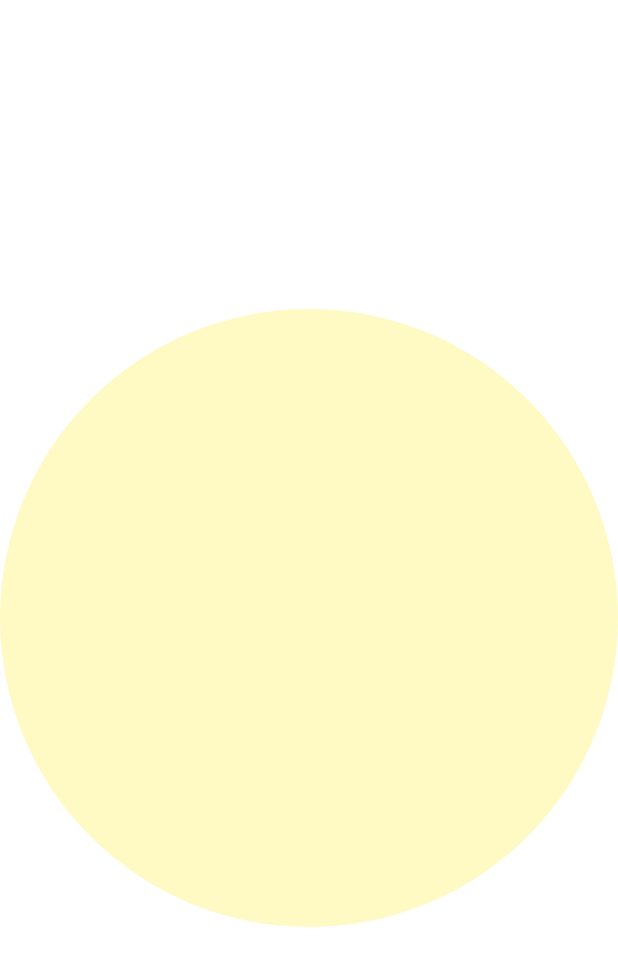
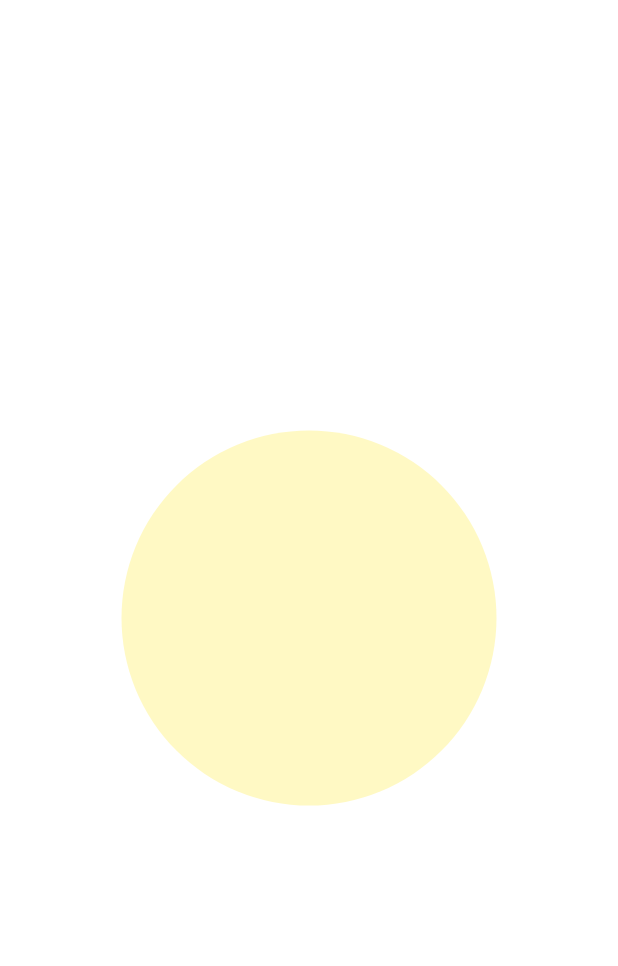
Before and after one commit to Ayu5h5hakya/Solarium, a Flutter app: the screen it shows after launch, on a phone screen of 412 x 824 dp. Shown: the top 966 px of the screen. Run offline on Flutter 3.47's test engine with Material 2 defaults, Android fonts, the phone set to English and light mode, and no system bars.

Commit message:
add proportional body widget in solarsystem page

```diff
--- a/final/solarium/lib/solar_system.dart
+++ b/final/solarium/lib/solar_system.dart
@@ -1,5 +1,16 @@
 import 'package:flutter/widgets.dart';
+import 'package:solarium/constants.dart';
+import 'package:solarium/planets/earth.dart';
+import 'package:solarium/planets/jupiter.dart';
+import 'package:solarium/planets/mars.dart';
+import 'package:solarium/planets/mercury.dart';
+import 'package:solarium/planets/neptune.dart';
+import 'package:solarium/planets/pluto.dart';
+import 'package:solarium/planets/saturn.dart';
+import 'package:solarium/planets/uranus.dart';
+import 'package:solarium/planets/venus.dart';
 import 'package:solarium/sun.dart';
+import 'package:solarium/utils.dart';
 
 class SolarSystem extends StatefulWidget {
   const SolarSystem({Key? key}) : super(key: key);
@@ -12,9 +23,79 @@ class _SolarSystemState extends State<SolarSystem> {
   @override
   Widget build(BuildContext context) {
     return PageView(
+      scrollDirection: Axis.vertical,
       children: [
-        Sun(),
+        _ProportionedBody(
+          path: sun_details,
+          body: Sun(
+            size: 250,
+          ),
+        ),
+        _ProportionedBody(
+            body: Mercury(
+              size: 100,
+            ),
+            path: mercury_details),
+        _ProportionedBody(
+            body: Venus(
+              size: 100,
+            ),
+            path: venus_details),
+        _ProportionedBody(
+            body: Earth(
+              size: 120,
+            ),
+            path: earth_details),
+        _ProportionedBody(
+            body: Mars(
+              size: 110,
+            ),
+            path: mars_details),
+        _ProportionedBody(
+            body: Jupiter(
+              size: 180,
+            ),
+            path: jupiter_details),
+        _ProportionedBody(
+            body: Saturn(
+              size: 170,
+            ),
+            path: saturn_details),
+        _ProportionedBody(
+            body: Neptune(
+              size: 150,
+            ),
+            path: neptune_details),
+        _ProportionedBody(
+            body: Uranus(
+              size: 150,
+            ),
+            path: uranus_details),
+        _ProportionedBody(
+            body: Pluto(
+              size: 90,
+            ),
+            path: pluto_details),
       ],
     );
   }
 }
+
+class _ProportionedBody extends StatelessWidget {
+  final Widget body;
+  final String path;
+  const _ProportionedBody({Key? key, required this.body, required this.path})
+      : super(key: key);
+
+  @override
+  Widget build(BuildContext context) {
+    return UnconstrainedBox(
+      child: GestureDetector(
+        child: body,
+        onTap: () {
+          context.explore(path);
+        },
+      ),
+    );
+  }
+}
```
Also changed, not shown: final/solarium/lib/planets/earth.dart (+7 -8 lines), final/solarium/lib/planets/jupiter.dart (+7 -8 lines), final/solarium/lib/planets/mars.dart (+7 -8 lines), final/solarium/lib/planets/mercury.dart (+7 -8 lines), final/solarium/lib/planets/neptune.dart (+7 -8 lines), final/solarium/lib/planets/pluto.dart (+7 -8 lines), final/solarium/lib/planets/saturn.dart (+7 -8 lines), final/solarium/lib/planets/uranus.dart (+7 -8 lines), final/solarium/lib/planets/venus.dart (+7 -8 lines).
